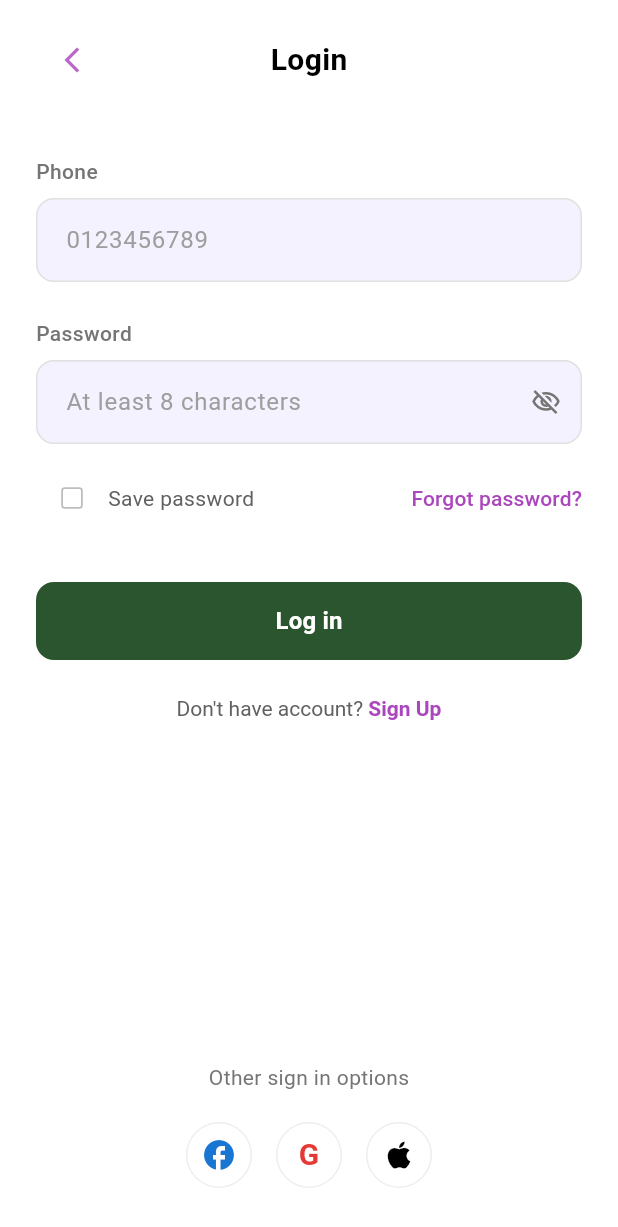
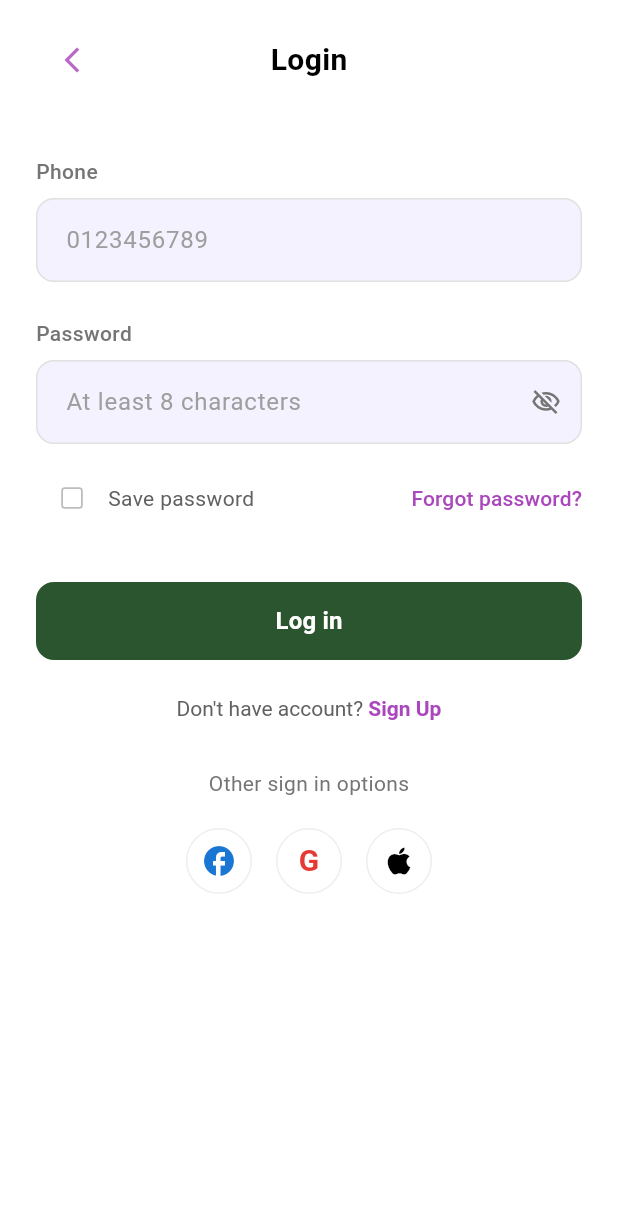
Before and after one commit to Jetrossgalinato/kolecta, a Flutter app: the screen it shows after launch, after a tap on "Get Started", on a phone screen of 412 x 824 dp. Shown: the top 1227 px of the screen. Run offline on Flutter 3.47's test engine with Material 3 defaults, Android fonts, the phone set to English and light mode, and no system bars.

Commit message:
fixed the bottom overflow issue on login page

```diff
--- a/lib/pages/login_page/views/login_screen.dart
+++ b/lib/pages/login_page/views/login_screen.dart
@@ -18,7 +18,7 @@ class _LoginScreenState extends State<LoginScreen> {
     return Scaffold(
       backgroundColor: Colors.white,
       body: SafeArea(
-        child: Padding(
+        child: SingleChildScrollView(
           padding: const EdgeInsets.symmetric(horizontal: 24.0),
           child: Column(
             crossAxisAlignment: CrossAxisAlignment.start,
@@ -115,7 +115,7 @@ class _LoginScreenState extends State<LoginScreen> {
                   ),
                 ),
               ),
-              const Spacer(),
+              const SizedBox(height: 32),
               // Other sign in options
               const OtherOptions(),
             ],
--- a/lib/pages/login_page/widgets/input_fields.dart
+++ b/lib/pages/login_page/widgets/input_fields.dart
@@ -123,7 +123,6 @@ class _InputFieldsState extends State<InputFields> {
               onPressed: () {},
               style: TextButton.styleFrom(
                 padding: EdgeInsets.zero,
-                minimumSize: Size.zero,
                 tapTargetSize: MaterialTapTargetSize.shrinkWrap,
               ),
               child: Text(
```
